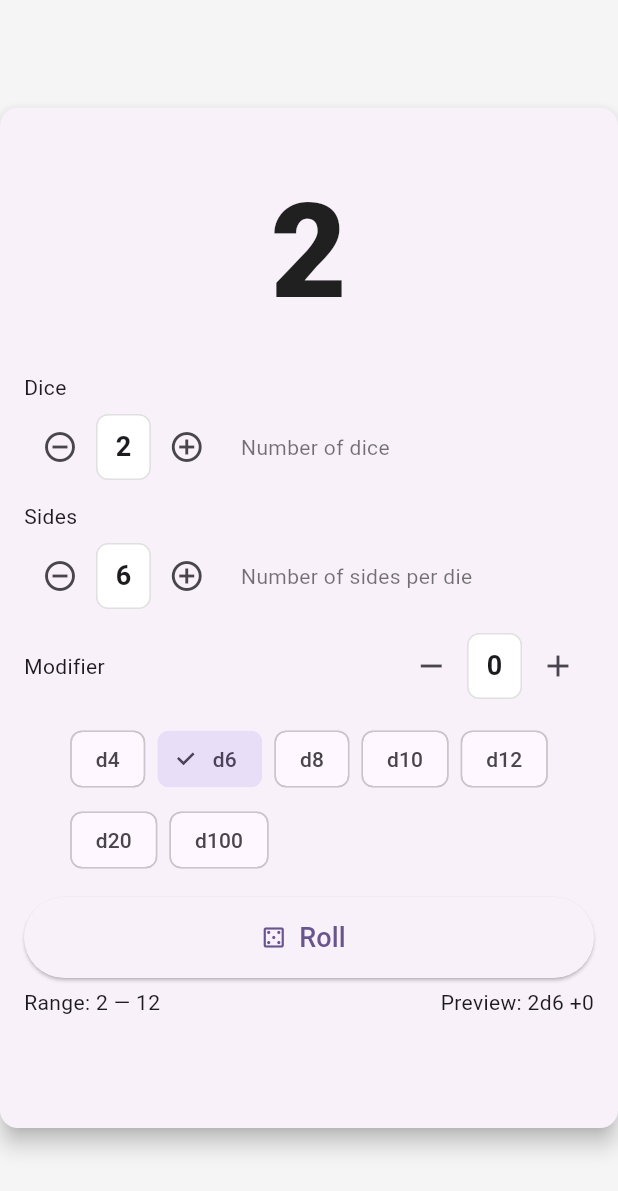
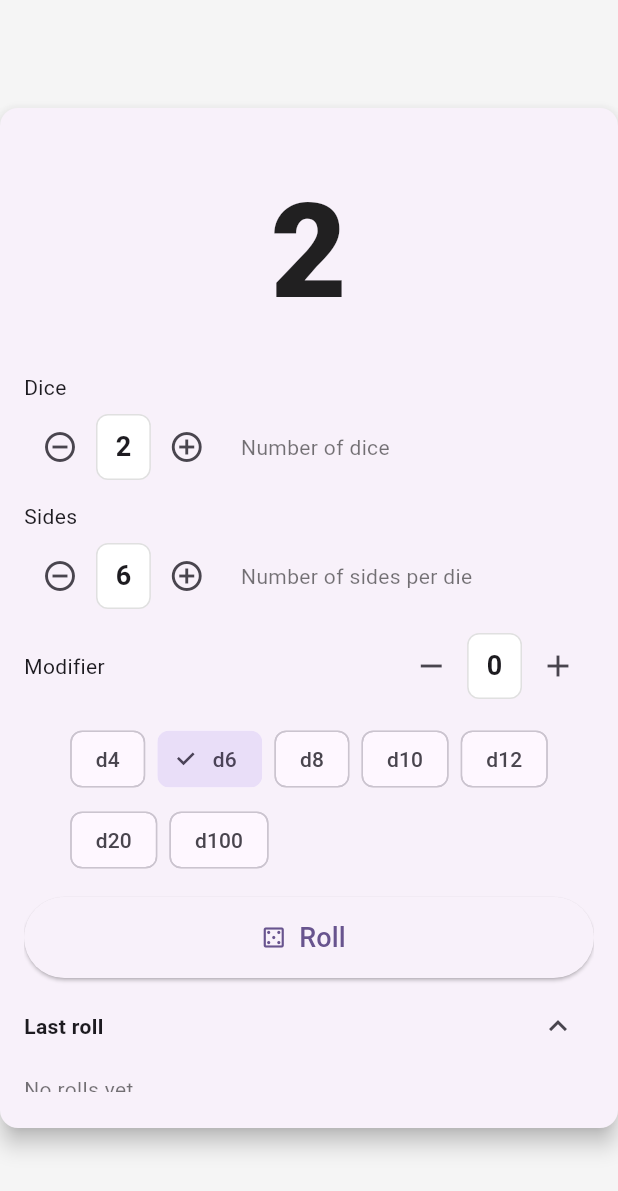
Before and after one commit to erickveil/woodbine, a Flutter app: the screen it shows after launch, on a phone screen of 412 x 824 dp. Shown: the top 1191 px of the screen. Run offline on Flutter 3.47's test engine with Material 3 defaults, Android fonts, the light colour scheme and no system bars; missing offline and left inert: window_size.

Commit message:
Showing the individual rolls on a mult-die roll along with distribution graph.

```diff
--- a/lib/main.dart
+++ b/lib/main.dart
@@ -66,6 +66,9 @@ class _DiceRollerPageState extends State<DiceRollerPage> {
   int? _displayedNumber;
   bool _isRolling = false;
 
+  // Breakdown of last roll (each die)
+  List<int> _lastRolls = [];
+
   // Controls for input limits
   final int _minDice = 1;
   final int _maxDice = 100;
@@ -73,6 +76,9 @@ class _DiceRollerPageState extends State<DiceRollerPage> {
   final int _maxSides = 1000; // arbitrary practical limit
   final int _minModifier = -10000;
   final int _maxModifier = 10000;
+
+  // UI state
+  bool _showBreakdown = true;
 
   @override
   void initState() {
@@ -83,17 +89,17 @@ class _DiceRollerPageState extends State<DiceRollerPage> {
   Future<void> _rollDice() async {
     if (_isRolling) return;
 
-    setState(() => _isRolling = true);
+    setState(() {
+      _isRolling = true;
+      _lastRolls = [];
+    });
 
     final int minValue = _diceCount * 1 + _modifier;
     final int maxValue = _diceCount * _sides + _modifier;
 
-    // Simulate actual dice rolls to compute the final result
-    int finalResult = 0;
-    for (int i = 0; i < _diceCount; i++) {
-      finalResult += _rng.nextInt(_sides) + 1;
-    }
-    finalResult += _modifier;
+    // Simulate actual dice rolls to compute the final result and keep breakdown
+    List<int> rolls = List.generate(_diceCount, (_) => _rng.nextInt(_sides) + 1);
+    int finalResult = rolls.fold(0, (p, e) => p + e) + _modifier;
 
     // Animation: cycle through random numbers in [minValue, maxValue],
     // starting fast and slowing down.
@@ -113,8 +119,11 @@ class _DiceRollerPageState extends State<DiceRollerPage> {
       await Future.delayed(Duration(milliseconds: delayMs));
     }
 
-    // Finally show the actual result with a small highlight animation
-    setState(() => _displayedNumber = finalResult);
+    // Finally show the actual result and store breakdown
+    setState(() {
+      _displayedNumber = finalResult;
+      _lastRolls = rolls;
+    });
 
     // brief glow: wait a bit so user sees final number
     await Future.delayed(const Duration(milliseconds: 450));
@@ -206,6 +215,98 @@ class _DiceRollerPageState extends State<DiceRollerPage> {
     );
   }
 
+  Widget _breakdownChips() {
+    if (_lastRolls.isEmpty) {
+      return const Text('No rolls yet', style: TextStyle(color: Colors.black54));
+    }
+
+    List<Widget> chips = [];
+    for (int i = 0; i < _lastRolls.length; i++) {
+      chips.add(
+        Chip(
+          label: Text('d${i + 1}: ${_lastRolls[i]}'),
+          backgroundColor: Colors.grey[100],
+        ),
+      );
+    }
+
+    // modifier chip
+    chips.add(
+      Chip(
+        label: Text('modifier: ${_modifier >= 0 ? "+$_modifier" : _modifier}'),
+        backgroundColor: Colors.grey[200],
+      ),
+    );
+
+    return Wrap(
+      spacing: 8,
+      runSpacing: 8,
+      children: chips,
+    );
+  }
+
+  Widget _breakdownHistogram() {
+    if (_lastRolls.isEmpty) {
+      return const SizedBox.shrink();
+    }
+
+    // only show histogram for reasonable number of different faces
+    final int faces = _sides;
+    final counts = List<int>.filled(faces + 1, 0); // index 1..faces
+    for (var v in _lastRolls) {
+      if (v >= 1 && v <= faces) counts[v]++;
+    }
+    final int maxCount = counts.skip(1).fold(0, (p, e) => max(p, e));
+
+    // If too many faces, put histogram in scrollable
+    final bars = List.generate(faces, (i) {
+      final face = i + 1;
+      final int c = counts[face];
+      final double fraction = maxCount == 0 ? 0 : c / maxCount;
+      return Column(
+        mainAxisSize: MainAxisSize.min,
+        children: [
+          Text(c.toString(), style: const TextStyle(fontSize: 12)),
+          const SizedBox(height: 4),
+          Container(
+            width: 18,
+            height: 80,
+            alignment: Alignment.bottomCenter,
+            decoration: BoxDecoration(
+              border: Border.all(color: Colors.black12),
+              color: Colors.white,
+            ),
+            child: FractionallySizedBox(
+              heightFactor: fraction,
+              alignment: Alignment.bottomCenter,
+              child: Container(
+                decoration: BoxDecoration(
+                  color: Colors.deepPurple,
+                  borderRadius: const BorderRadius.vertical(top: Radius.circular(4)),
+                ),
+              ),
+            ),
+          ),
+          const SizedBox(height: 6),
+          Text(' $face', style: const TextStyle(fontSize: 12)),
+        ],
+      );
+    });
+
+    return SingleChildScrollView(
+      scrollDirection: Axis.horizontal,
+      child: Row(
+        crossAxisAlignment: CrossAxisAlignment.end,
+        children: bars
+            .map((w) => Padding(
+                  padding: const EdgeInsets.symmetric(horizontal: 6.0),
+                  child: w,
+                ))
+            .toList(),
+      ),
+    );
+  }
+
   @override
   Widget build(BuildContext context) {
     // For non-desktop platforms we still constrain the UI to look pager-like.
@@ -236,7 +337,7 @@ class _DiceRollerPageState extends State<DiceRollerPage> {
                       ),
                     ),
 
-                    // Controls
+                    // Controls and breakdown
                     Expanded(
                       child: SingleChildScrollView(
                         child: Column(
@@ -450,14 +551,59 @@ class _DiceRollerPageState extends State<DiceRollerPage> {
                                 ),
                               ],
                             ),
-                            const SizedBox(height: 6),
+                            const SizedBox(height: 8),
+
+                            // Breakdown header and toggle
                             Row(
                               mainAxisAlignment: MainAxisAlignment.spaceBetween,
                               children: [
-                                Text('Range: ${_diceCount * 1 + _modifier} — ${_diceCount * _sides + _modifier}'),
-                                Text('Preview: ${_diceCount}d$_sides ${_modifier >= 0 ? "+$_modifier" : _modifier}'),
+                                const Text('Last roll', style: TextStyle(fontWeight: FontWeight.w600)),
+                                Row(
+                                  children: [
+                                    IconButton(
+                                      tooltip: _showBreakdown ? 'Hide breakdown' : 'Show breakdown',
+                                      onPressed: () {
+                                        setState(() {
+                                          _showBreakdown = !_showBreakdown;
+                                        });
+                                      },
+                                      icon: Icon(_showBreakdown ? Icons.expand_less : Icons.expand_more),
+                                    )
+                                  ],
+                                ),
                               ],
                             ),
+                            const SizedBox(height: 8),
+                            if (_showBreakdown)
+                              Column(
+                                crossAxisAlignment: CrossAxisAlignment.start,
+                                children: [
+                                  // chips for each die and modifier
+                                  _breakdownChips(),
+                                  const SizedBox(height: 12),
+                                  // histogram
+                                  _breakdownHistogram(),
+                                  const SizedBox(height: 10),
+                                  // textual details
+                                  Row(
+                                    mainAxisAlignment: MainAxisAlignment.spaceBetween,
+                                    children: [
+                                      Text('Preview: ${_diceCount}d$_sides ${_modifier >= 0 ? "+$_modifier" : _modifier}'),
+                                      Text('Range: ${_diceCount * 1 + _modifier} — ${_diceCount * _sides + _modifier}'),
+                                    ],
+                                  ),
+                                ],
+                              )
+                            else
+                              Padding(
+                                padding: const EdgeInsets.symmetric(vertical: 8.0),
+                                child: Text(
+                                  _lastRolls.isNotEmpty
+                                      ? 'Result: ${_displayedNumber ?? 0}  —  Rolls: ${_lastRolls.join(", ")} ${_modifier != 0 ? " (modifier ${_modifier >= 0 ? "+$_modifier" : _modifier})" : ""}'
+                                      : 'No rolls yet',
+                                  style: const TextStyle(color: Colors.black54),
+                                ),
+                              ),
                           ],
                         ),
                       ),
```
